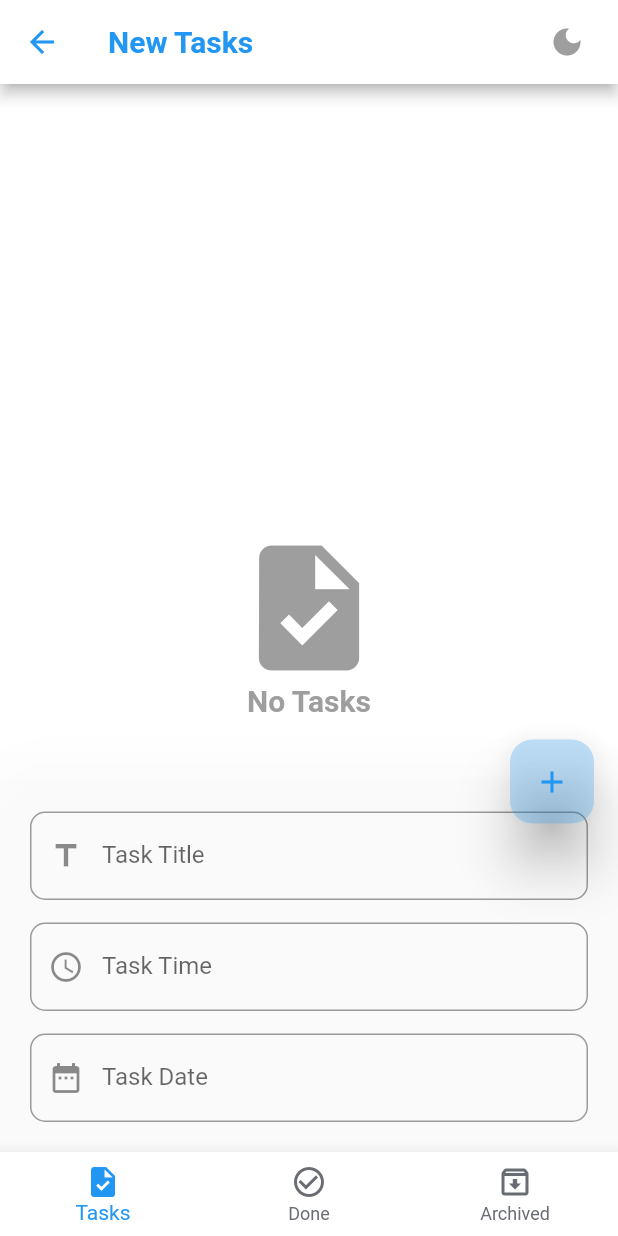
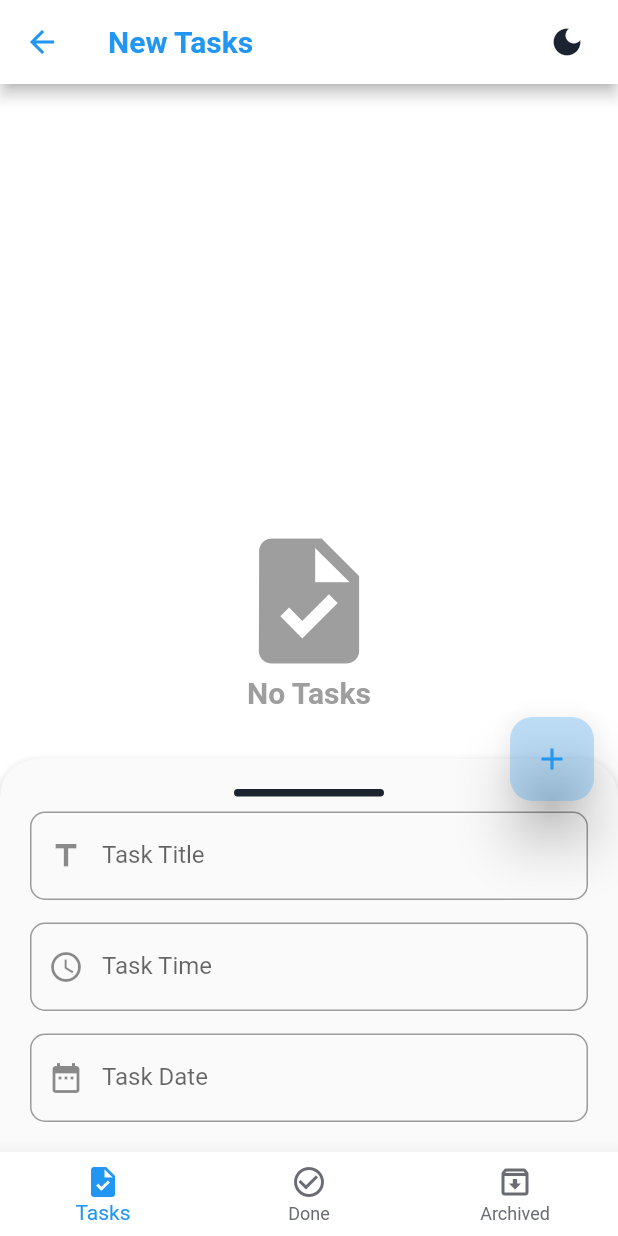
Before and after one commit to Hossam-Sayed/todo, a Flutter app: the screen it shows after launch, after a tap on the "light mode" icon, after a tap on the "add task" icon, on a phone screen of 412 x 824 dp. Run offline on Flutter 3.47's test engine with Material 2 defaults, Android fonts, the phone set to English and light mode, and no system bars; our stand-ins replace bloc, flutter_bloc, sqflite; accounts and stored records are empty.

Commit message:
Edited delete logic and design

```diff
--- a/lib/layout/home_layout.dart
+++ b/lib/layout/home_layout.dart
@@ -34,7 +34,7 @@ class HomeLayout extends StatelessWidget {
                     tooltip: cubit.isLight ? 'Light Mode' : 'Dark Mode',
                     icon: Icon(
                       cubit.modeIcon,
-                      color: cubit.isLight ? Colors.orange : Colors.grey,
+                      color: cubit.isLight ? Colors.orange : const Color(0xFF1b2230),
                     ),
                     onPressed: () {
                       cubit.toggleMode(
@@ -45,9 +45,6 @@ class HomeLayout extends StatelessWidget {
                             ? const Color(0xFF1b2230)
                             : const Color(0xFFFFFFFF),
                         appSecondaryColor: !cubit.isLight
-                            ? const Color(0xFF696c73)
-                            : const Color(0xFFFFFFFF),
-                        appTernaryColor: !cubit.isLight
                             ? const Color(0xFF0078eb)
                             : Colors.blue,
                         fABColor: !cubit.isLight
@@ -59,7 +56,7 @@ class HomeLayout extends StatelessWidget {
                 ),
               ],
               backgroundColor: cubit.primaryColor,
-              foregroundColor: cubit.tertiaryColor,
+              foregroundColor: cubit.secondaryColor,
               title: Text(
                 cubit.titles[cubit.currentIndex],
                 style: const TextStyle(
@@ -68,9 +65,9 @@ class HomeLayout extends StatelessWidget {
               ),
             ),
             body: Container(
-              margin: const EdgeInsets.only(
-                top: 10.0,
-              ),
+              // margin: const EdgeInsets.only(
+              //   top: 10.0,
+              // ),
               child: cubit.screens[cubit.currentIndex],
             ),
             backgroundColor: cubit.primaryColor,
@@ -94,6 +91,17 @@ class HomeLayout extends StatelessWidget {
                             child: Column(
                               mainAxisSize: MainAxisSize.min,
                               children: [
+                                Container(
+                                  height: 5.0,
+                                  width: 100.0,
+                                  decoration: const BoxDecoration(
+                                    color: Color(0xFF1b2230),
+                                    borderRadius: BorderRadius.all(Radius.circular(5.0)),
+                                  ),
+                                ),
+                                const SizedBox(
+                                  height: 10.0,
+                                ),
                                 defaultTextFormField(
                                   controller: titleController,
                                   type: TextInputType.text,
@@ -162,7 +170,7 @@ class HomeLayout extends StatelessWidget {
                             ),
                           ),
                         ),
-                        elevation: 50.0,
+                        elevation: 5.0,
                         shape: const RoundedRectangleBorder(
                           borderRadius: BorderRadius.vertical(
                             top: Radius.circular(
@@ -190,7 +198,7 @@ class HomeLayout extends StatelessWidget {
                 }
               },
               backgroundColor: cubit.fabColor,
-              foregroundColor: cubit.tertiaryColor,
+              foregroundColor: cubit.secondaryColor,
               elevation: 15.0,
               shape: RoundedRectangleBorder(
                 borderRadius: BorderRadius.circular(
@@ -209,7 +217,7 @@ class HomeLayout extends StatelessWidget {
               },
               elevation: 10.0,
               unselectedItemColor: const Color(0xFF696c73),
-              selectedItemColor: cubit.tertiaryColor,
+              selectedItemColor: cubit.secondaryColor,
               backgroundColor: cubit.primaryColor,
               items: const [
                 BottomNavigationBarItem(
--- a/lib/shared/cubit/cubit.dart
+++ b/lib/shared/cubit/cubit.dart
@@ -139,8 +139,7 @@ class AppCubit extends Cubit<AppStates> {
   bool isLight = true;
   IconData modeIcon = Icons.light_mode;
   Color primaryColor = const Color(0xFF1b2230);
-  Color secondaryColor = const Color(0xFF696c73);
-  Color tertiaryColor = const Color(0xFF0078eb);
+  Color secondaryColor = const Color(0xFF0078eb);
   Color fabColor = const Color(0x440078eb);
 
   void toggleMode({
@@ -148,14 +147,12 @@ class AppCubit extends Cubit<AppStates> {
     required bool light,
     required Color appPrimaryColor,
     required Color appSecondaryColor,
-    required Color appTernaryColor,
     required Color fABColor,
   }) {
     isLight = light;
     modeIcon = icon;
     primaryColor = appPrimaryColor;
     secondaryColor = appSecondaryColor;
-    tertiaryColor = appTernaryColor;
     fabColor = fABColor;
     emit(AppChangeAppMode());
   }
```
Also changed, not shown: lib/shared/components/components.dart (+103 -7 lines).
